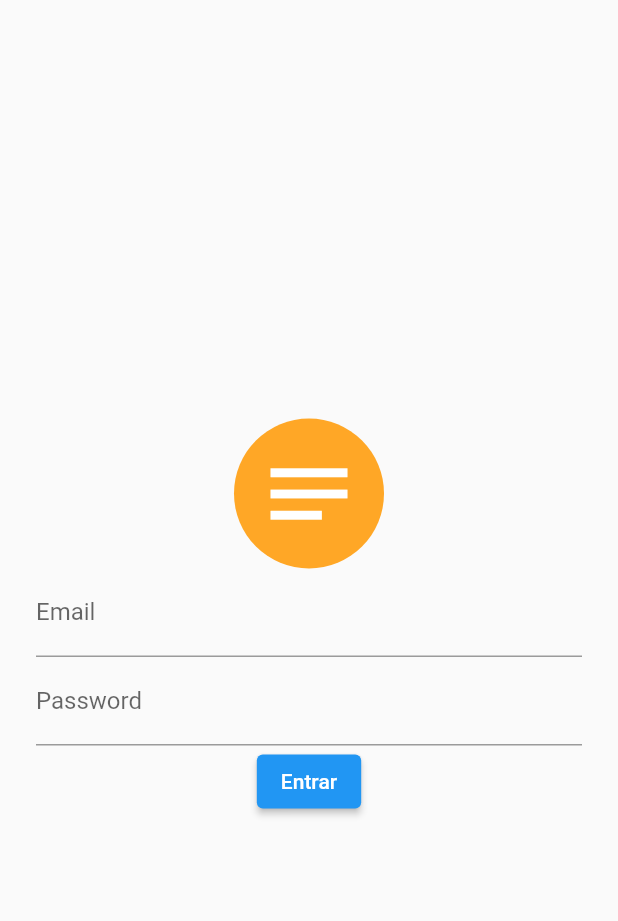
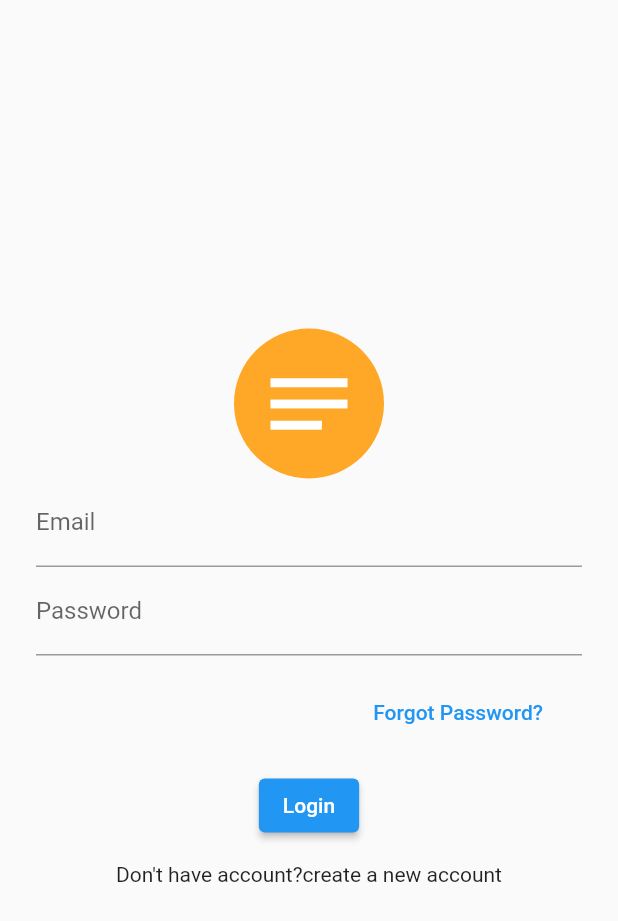
Before and after one commit to rodrigofelipejr/raro-academy-level-up-3, a Flutter app: the screen it shows after launch, on a phone screen of 412 x 824 dp. Shown: the top 921 px of the screen. Run offline on Flutter 3.47's test engine with Material 2 defaults, Android fonts, the phone set to English and light mode, and no system bars; our stand-ins replace shared_preferences.

Commit message:
adiciona link para as telas de CreateAccount e RecoverPassword na tela de Login

```diff
--- a/lib/app/modules/login/login_page.dart
+++ b/lib/app/modules/login/login_page.dart
@@ -25,6 +25,7 @@ class _LoginPageState extends State<LoginPage> {
               children: [
                 LogoWidget(),
                 FormLoginWidget(controller: controller),
+                CreateAccountWidget(),
               ],
             ),
           ),
--- /dev/null
+++ b/lib/app/modules/login/widgets/create_account_widget.dart
@@ -0,0 +1,25 @@
+import 'package:flutter/material.dart';
+
+import '../../../shared/widgets/widgets.dart';
+import '../../../shared/helpers/helpers.dart';
+
+class CreateAccountWidget extends StatelessWidget {
+  const CreateAccountWidget({Key? key}) : super(key: key);
+
+  @override
+  Widget build(BuildContext context) {
+    return Container(
+      margin: const EdgeInsets.symmetric(vertical: 14.0),
+      child: Row(
+        mainAxisAlignment: MainAxisAlignment.center,
+        children: [
+          Text('Don\'t have account?'),
+          TextLinkWidget(
+            onTap: () => Navigator.of(context).pushNamed(AppRoutes.createAccount),
+            label: 'create a new account',
+          ),
+        ],
+      ),
+    );
+  }
+}
--- /dev/null
+++ b/lib/app/modules/login/widgets/forgot_password_widget.dart
@@ -0,0 +1,24 @@
+import 'package:flutter/material.dart';
+
+import '../../../shared/widgets/widgets.dart';
+import '../../../shared/helpers/helpers.dart';
+
+class ForgotPasswordWidget extends StatelessWidget {
+  const ForgotPasswordWidget({Key? key}) : super(key: key);
+
+  @override
+  Widget build(BuildContext context) {
+    return Row(
+      mainAxisAlignment: MainAxisAlignment.end,
+      children: [
+        Container(
+          margin: const EdgeInsets.symmetric(vertical: 14.0),
+          child: TextButtonWidget(
+            label: 'Forgot Password?',
+            onPressed: () => Navigator.of(context).pushNamed(AppRoutes.recoverPassword),
+          ),
+        ),
+      ],
+    );
+  }
+}
--- a/lib/app/modules/login/widgets/form_login.dart
+++ b/lib/app/modules/login/widgets/form_login_widget.dart
@@ -5,6 +5,7 @@ import '../../modules.dart';
 import '../../../shared/widgets/widgets.dart';
 import '../../../shared/validators/validators.dart';
 import '../../../shared/helpers/helpers.dart';
+import 'widgets.dart';
 
 class FormLoginWidget extends StatefulWidget {
   final LoginController controller;
@@ -34,7 +35,6 @@ class _FormLoginState extends State<FormLoginWidget> {
       key: _formKey,
       child: Column(
         mainAxisAlignment: MainAxisAlignment.center,
-        crossAxisAlignment: CrossAxisAlignment.center,
         children: [
           TextFormFieldWidget(
             label: 'Email',
@@ -56,6 +56,7 @@ class _FormLoginState extends State<FormLoginWidget> {
               FilteringTextInputFormatter(RegExp(r'\s'), allow: false),
             ],
           ),
+          ForgotPasswordWidget(),
           ElevatedButtonWidget(
             onPressed: () async {
               if (_formKey.currentState?.validate() == true) {
@@ -66,7 +67,7 @@ class _FormLoginState extends State<FormLoginWidget> {
                     : showMessage(context, message: 'Credenciais inválidas!');
               }
             },
-            child: Text('Entrar'),
+            child: Text('Login'),
           ),
         ],
       ),
--- a/lib/app/modules/login/widgets/widgets.dart
+++ b/lib/app/modules/login/widgets/widgets.dart
@@ -1,2 +1,4 @@
 export 'logo_widget.dart';
-export 'form_login.dart';
+export 'form_login_widget.dart';
+export 'forgot_password_widget.dart';
+export 'create_account_widget.dart';
```
